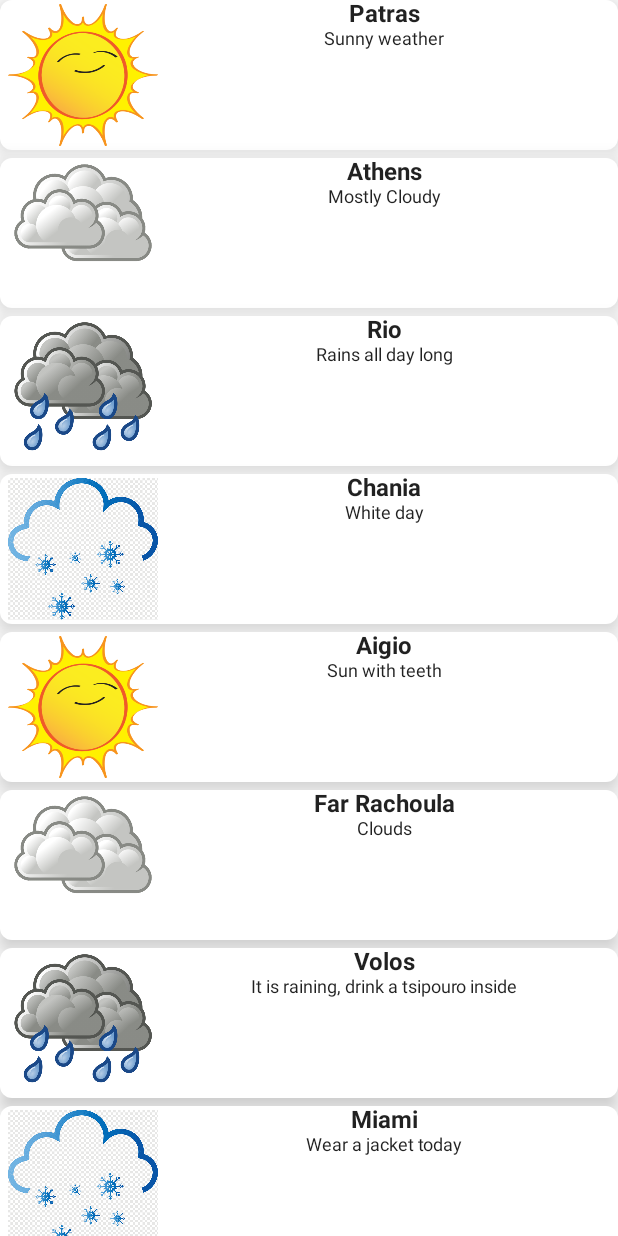
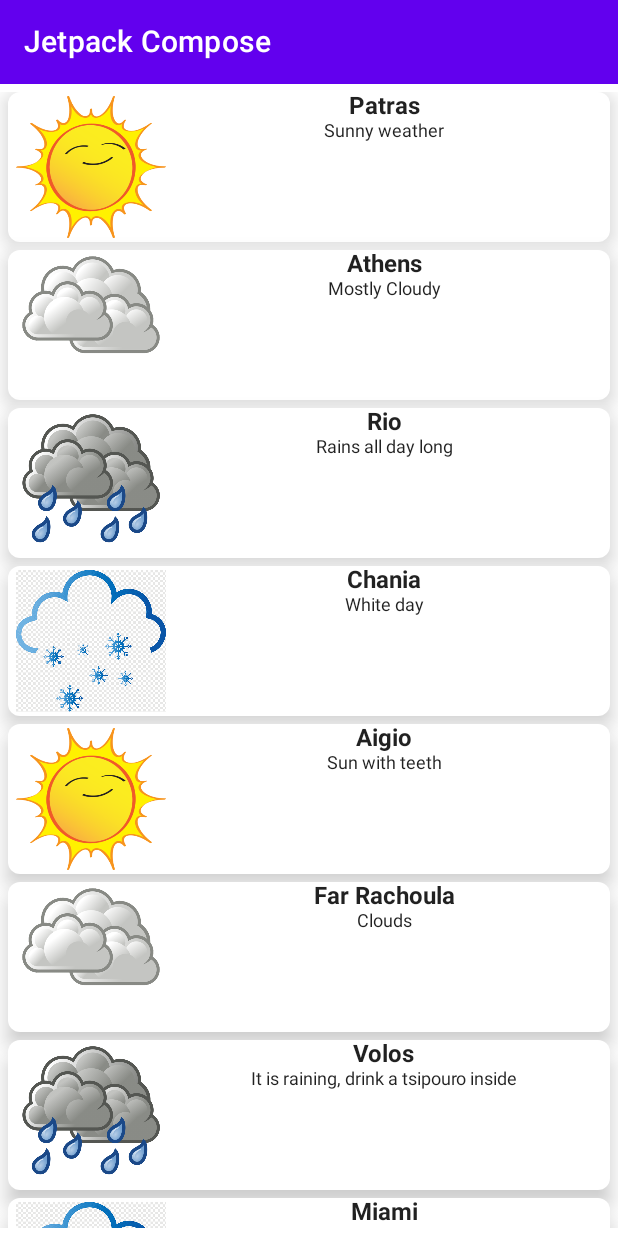
Before and after one commit to BILLyTheLiTTle/Learning_Android, an Android app built with Jetpack Compose: the screen it shows after launch (MainActivity), on a phone screen of 412 x 824 dp. Run offline under Robolectric (Android 15) with nearby library versions, the phone set to English and light mode, and no system bars.

Commit message:
Add toolbar

```diff
--- a/JetpackComposeExample/app/src/main/java/learning/android/compose/MainActivity.kt
+++ b/JetpackComposeExample/app/src/main/java/learning/android/compose/MainActivity.kt
@@ -10,11 +10,11 @@ import androidx.compose.foundation.lazy.items
 import androidx.compose.material.MaterialTheme
 import androidx.compose.material.Surface
 import androidx.compose.material.Text
+import androidx.compose.material.TopAppBar
 import androidx.compose.runtime.Composable
 import androidx.compose.ui.Modifier
 import androidx.compose.ui.tooling.preview.Preview
 import androidx.compose.ui.unit.dp
-import androidx.lifecycle.ViewModelProvider
 import learning.android.compose.data.WeatherInfo
 import learning.android.compose.ui.list.WeatherItem
 import learning.android.compose.ui.theme.JetpackComposeExampleTheme
@@ -26,10 +26,16 @@ class MainActivity : ComponentActivity() {
         super.onCreate(savedInstanceState)
         setContent {
             JetpackComposeExampleTheme {
-                // A surface container using the 'background' color from the theme
-                Surface(color = MaterialTheme.colors.background) {
-                    WeatherItems(viewModel.fetchData())
+                Column {
+                    TopAppBar(title = {
+                        Text(text = "Jetpack Compose")
+                    })
+                    // A surface container using the 'background' color from the theme
+                    Surface(color = MaterialTheme.colors.background) {
+                        WeatherItems(viewModel.fetchData())
+                    }
                 }
+
             }
         }
     }
@@ -37,7 +43,8 @@ class MainActivity : ComponentActivity() {
 
 @Composable
 fun WeatherItems(weatherInfo: List<WeatherInfo>) {
-    LazyColumn(verticalArrangement = Arrangement.spacedBy(5.dp), modifier = Modifier.fillMaxHeight(1f)) {
+    LazyColumn(verticalArrangement = Arrangement.spacedBy(5.dp),
+        modifier = Modifier.fillMaxHeight(1f).padding(5.dp)) {
         items(weatherInfo) {info -> WeatherItem(weatherInfo = info)}
     }
 }
--- a/JetpackComposeExample/app/src/main/java/learning/android/compose/ui/list/WeatherItem.kt
+++ b/JetpackComposeExample/app/src/main/java/learning/android/compose/ui/list/WeatherItem.kt
@@ -30,7 +30,7 @@ fun WeatherItem(weatherInfo: WeatherInfo) {
                     .height(100.dp))
             Column(modifier = Modifier.fillMaxWidth().fillMaxHeight(),
                 horizontalAlignment = Alignment.CenterHorizontally) {
-                Text(weatherInfo.cityName, style = header, textAlign = TextAlign.Center)
+                Text(weatherInfo.cityName, style = header)
                 Text(weatherInfo.description, style = text)
             }
         }
```
